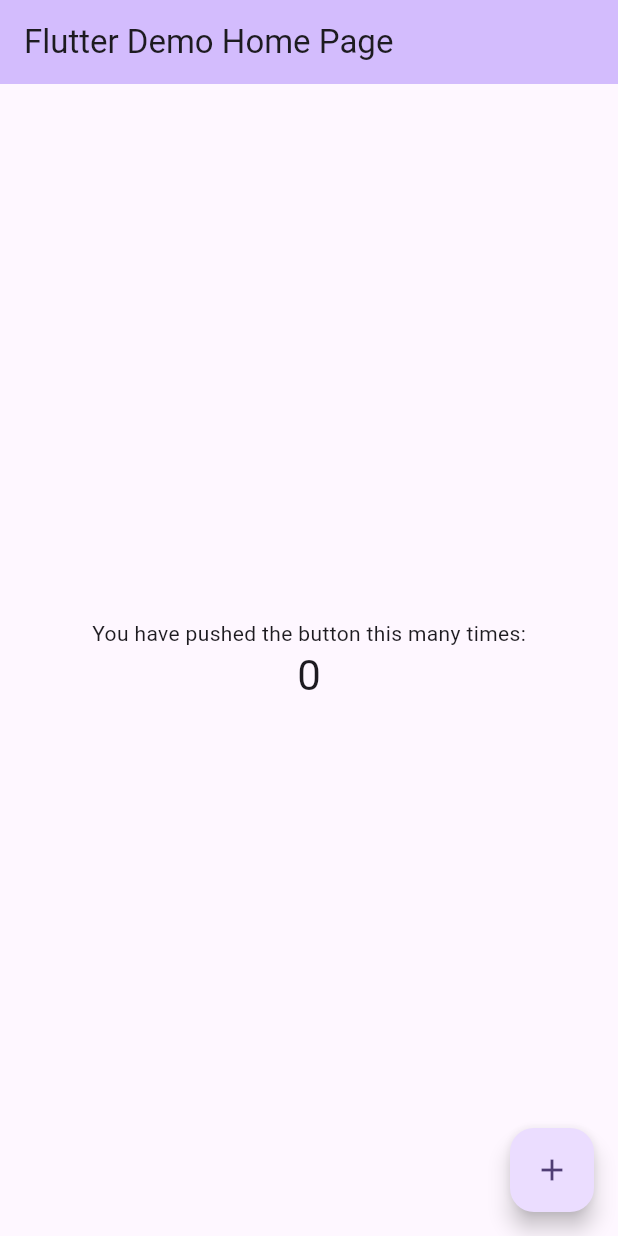
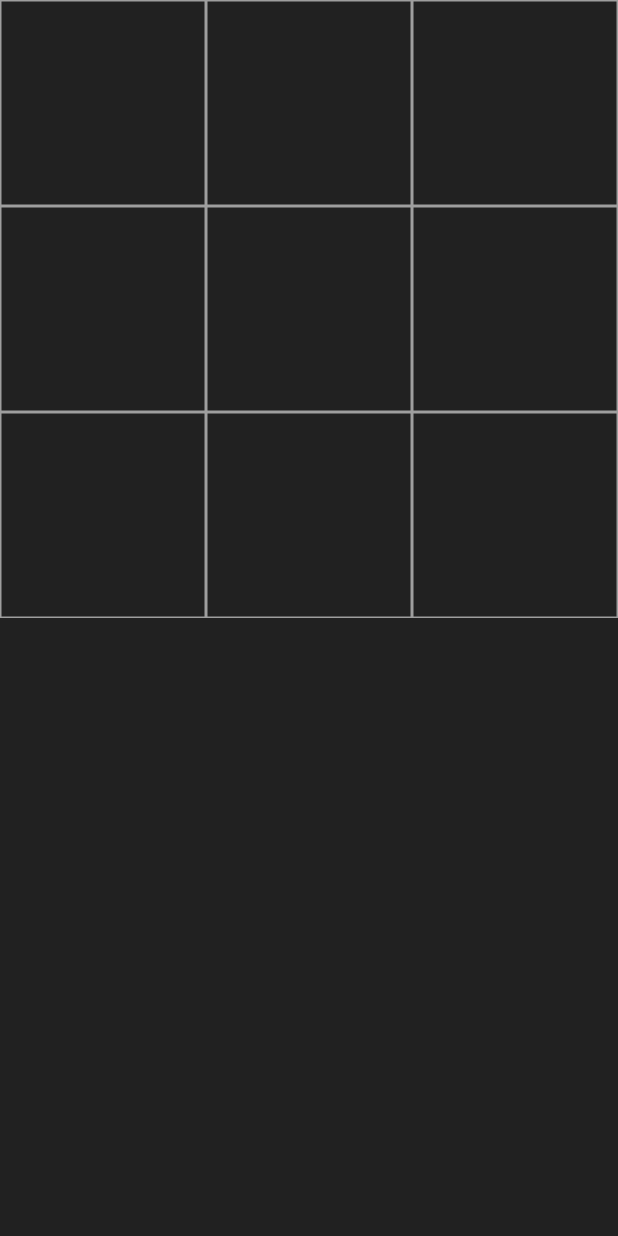
Before and after one commit to dlzar45/Tic_Tac_Toe_Game, a Flutter app: the screen it shows after launch, on a phone screen of 412 x 824 dp. Run offline on Flutter 3.47's test engine with Material 3 defaults, Android fonts, the phone set to English and light mode, and no system bars.

Commit message:
in the middle
complete the logical for the game

```diff
--- /dev/null
+++ b/tic_tac_toe/lib/home_page.dart
@@ -0,0 +1,128 @@
+import 'package:flutter/material.dart';
+
+class HomePage extends StatefulWidget {
+  const HomePage({super.key});
+
+  @override
+  State<HomePage> createState() => _HomePageState();
+}
+
+class _HomePageState extends State<HomePage> {
+  bool onTurn = true; // first pleyer in O
+  List<String> displayExO = [
+    '',
+    '',
+    '',
+    '',
+    '',
+    '',
+    '',
+    '',
+    '',
+    '',
+  ];
+
+  void tapped(int index) {
+    setState(() {
+      if (onTurn) {
+        displayExO[index] = 'O';
+      } else {
+        displayExO[index] = 'X';
+      }
+      onTurn = !onTurn;
+      checkWinner();
+    });
+  }
+
+  void checkWinner() {
+    // equality for each row
+    if (displayExO[0] == displayExO[1] &&
+        displayExO[0] == displayExO[2] &&
+        displayExO[0] != '') {
+      winnerDialog(displayExO[0]);
+    }
+    if (displayExO[3] == displayExO[4] &&
+        displayExO[3] == displayExO[5] &&
+        displayExO[3] != '') {
+      winnerDialog(displayExO[3]);
+    }
+    if (displayExO[6] == displayExO[7] &&
+        displayExO[6] == displayExO[8] &&
+        displayExO[6] != '') {
+      winnerDialog(displayExO[6]);
+    }
+// equality for each column
+    if (displayExO[0] == displayExO[3] &&
+        displayExO[0] == displayExO[6] &&
+        displayExO[0] != '') {
+      winnerDialog(displayExO[0]);
+    }
+
+    if (displayExO[1] == displayExO[4] &&
+        displayExO[1] == displayExO[7] &&
+        displayExO[1] != '') {
+      winnerDialog(displayExO[1]);
+    }
+    if (displayExO[2] == displayExO[5] &&
+        displayExO[2] == displayExO[8] &&
+        displayExO[2] != '') {
+      winnerDialog(displayExO[2]);
+    }
+
+    // equality for right line
+    if (displayExO[0] == displayExO[4] &&
+        displayExO[0] == displayExO[8] &&
+        displayExO[0] != '') {
+      winnerDialog(displayExO[0]);
+    }
+
+    // equality for left line
+    if (displayExO[2] == displayExO[4] &&
+        displayExO[2] == displayExO[6] &&
+        displayExO[2] != '') {
+      winnerDialog(displayExO[2]);
+    }
+  }
+
+  void winnerDialog(String winner) {
+    showDialog(
+      context: context,
+      builder: (context) {
+        return AlertDialog(
+          title: Text("winner is "+ winner),
+        );
+      },
+    );
+  }
+
+  @override
+  Widget build(BuildContext context) {
+    return Scaffold(
+      backgroundColor: Colors.grey[900],
+      body: GridView.builder(
+        itemCount: 9,
+        gridDelegate:
+            SliverGridDelegateWithFixedCrossAxisCount(crossAxisCount: 3),
+        itemBuilder: (context, index) {
+          return GestureDetector(
+            onTap: () {
+              tapped(index);
+            },
+            child: Container(
+              decoration: BoxDecoration(border: Border.all(color: Colors.grey)),
+              child: Center(
+                child: Text(
+                  displayExO[index],
+                  style: const TextStyle(
+                    color: Colors.white,
+                    fontSize: 30,
+                  ),
+                ),
+              ),
+            ),
+          );
+        },
+      ),
+    );
+  }
+}
--- a/tic_tac_toe/lib/main.dart
+++ b/tic_tac_toe/lib/main.dart
@@ -1,4 +1,5 @@
 import 'package:flutter/material.dart';
+import 'package:tic_tac_toe/home_page.dart';
 
 void main() {
   runApp(const MyApp());
@@ -7,119 +8,11 @@ void main() {
 class MyApp extends StatelessWidget {
   const MyApp({super.key});
 
-  // This widget is the root of your application.
   @override
   Widget build(BuildContext context) {
-    return MaterialApp(
-      title: 'Flutter Demo',
-      theme: ThemeData(
-        // This is the theme of your application.
-        //
-        // TRY THIS: Try running your application with "flutter run". You'll see
-        // the application has a purple toolbar. Then, without quitting the app,
-        // try changing the seedColor in the colorScheme below to Colors.green
-        // and then invoke "hot reload" (save your changes or press the "hot
-        // reload" button in a Flutter-supported IDE, or press "r" if you used
-        // the command line to start the app).
-        //
-        // Notice that the counter didn't reset back to zero; the application
-        // state is not lost during the reload. To reset the state, use hot
-        // restart instead.
-        //
-        // This works for code too, not just values: Most code changes can be
-        // tested with just a hot reload.
-        colorScheme: ColorScheme.fromSeed(seedColor: Colors.deepPurple),
-        useMaterial3: true,
-      ),
-      home: const MyHomePage(title: 'Flutter Demo Home Page'),
+    return const MaterialApp(
+      debugShowCheckedModeBanner: false,
+      home:HomePage() ,
     );
   }
 }
-
-class MyHomePage extends StatefulWidget {
-  const MyHomePage({super.key, required this.title});
-
-  // This widget is the home page of your application. It is stateful, meaning
-  // that it has a State object (defined below) that contains fields that affect
-  // how it looks.
-
-  // This class is the configuration for the state. It holds the values (in this
-  // case the title) provided by the parent (in this case the App widget) and
-  // used by the build method of the State. Fields in a Widget subclass are
-  // always marked "final".
-
-  final String title;
-
-  @override
-  State<MyHomePage> createState() => _MyHomePageState();
-}
-
-class _MyHomePageState extends State<MyHomePage> {
-  int _counter = 0;
-
-  void _incrementCounter() {
-    setState(() {
-      // This call to setState tells the Flutter framework that something has
-      // changed in this State, which causes it to rerun the build method below
-      // so that the display can reflect the updated values. If we changed
-      // _counter without calling setState(), then the build method would not be
-      // called again, and so nothing would appear to happen.
-      _counter++;
-    });
-  }
-
-  @override
-  Widget build(BuildContext context) {
-    // This method is rerun every time setState is called, for instance as done
-    // by the _incrementCounter method above.
-    //
-    // The Flutter framework has been optimized to make rerunning build methods
-    // fast, so that you can just rebuild anything that needs updating rather
-    // than having to individually change instances of widgets.
-    return Scaffold(
-      appBar: AppBar(
-        // TRY THIS: Try changing the color here to a specific color (to
-        // Colors.amber, perhaps?) and trigger a hot reload to see the AppBar
-        // change color while the other colors stay the same.
-        backgroundColor: Theme.of(context).colorScheme.inversePrimary,
-        // Here we take the value from the MyHomePage object that was created by
-        // the App.build method, and use it to set our appbar title.
-        title: Text(widget.title),
-      ),
-      body: Center(
-        // Center is a layout widget. It takes a single child and positions it
-        // in the middle of the parent.
-        child: Column(
-          // Column is also a layout widget. It takes a list of children and
-          // arranges them vertically. By default, it sizes itself to fit its
-          // children horizontally, and tries to be as tall as its parent.
-          //
-          // Column has various properties to control how it sizes itself and
-          // how it positions its children. Here we use mainAxisAlignment to
-          // center the children vertically; the main axis here is the vertical
-          // axis because Columns are vertical (the cross axis would be
-          // horizontal).
-          //
-          // TRY THIS: Invoke "debug painting" (choose the "Toggle Debug Paint"
-          // action in the IDE, or press "p" in the console), to see the
-          // wireframe for each widget.
-          mainAxisAlignment: MainAxisAlignment.center,
-          children: <Widget>[
-            const Text(
-              'You have pushed the button this many times:',
-            ),
-            Text(
-              '$_counter',
-              style: Theme.of(context).textTheme.headlineMedium,
-            ),
-          ],
-        ),
-      ),
-      floatingActionButton: FloatingActionButton(
-        onPressed: _incrementCounter,
-        tooltip: 'Increment',
-        child: const Icon(Icons.add),
-      ), // This trailing comma makes auto-formatting nicer for build methods.
-    );
-  }
-}
```
